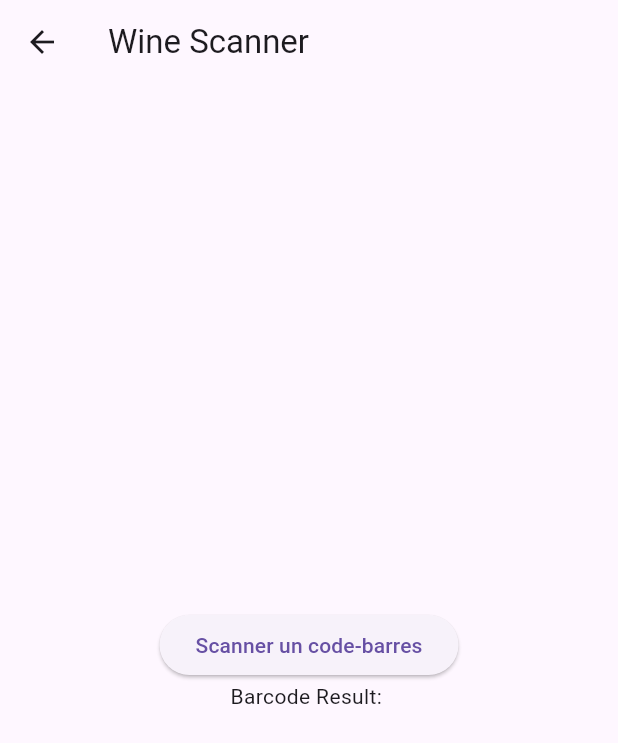
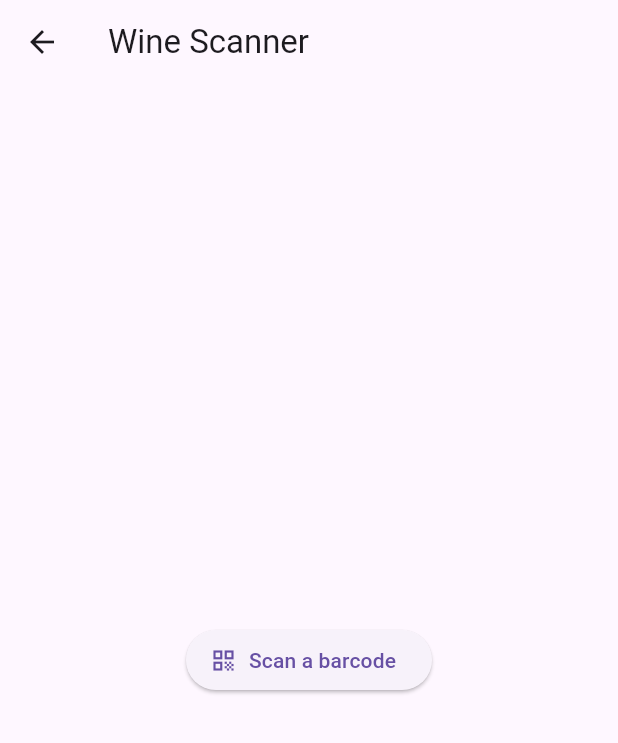
Before and after one commit to AlexisSaccoman/shazam, a Flutter app: the screen it shows after launch, after a tap on "Scanner", on a phone screen of 412 x 824 dp. Shown: the top 743 px of the screen. Run offline on Flutter 3.47's test engine with Material 3 defaults, Android fonts, the phone set to English and light mode, and no system bars; missing offline and left inert: flutter_barcode_scanner; network calls fail.

```diff
--- a/back_end/package.json
+++ b/back_end/package.json
@@ -3,6 +3,7 @@
     "cors": "^2.8.5",
     "crypto": "^1.0.1",
     "express": "^4.18.2",
+    "express.js": "^1.0.0",
     "http": "^0.0.1-security",
     "jsonwebtoken": "^9.0.2",
     "mongodb": "^6.3.0",
--- a/lib/main.dart
+++ b/lib/main.dart
@@ -4,7 +4,7 @@ import 'pages/Accueil.dart';
 
 void main() {
   HttpOverrides.global = MyHttpOverrides();
-  runApp(MyApp());
+  runApp(const MyApp());
 }
 
 class MyHttpOverrides extends HttpOverrides {
@@ -19,8 +19,8 @@ class MyHttpOverrides extends HttpOverrides {
 class MyApp extends StatelessWidget {
   const MyApp({Key? key}) : super(key: key);
 
-  final userConnected = false;
-  final userIsAdmin = false;
+  final userConnected = true;
+  final userIsAdmin = true;
 
   @override
   Widget build(BuildContext context) {
--- a/lib/pages/Accueil.dart
+++ b/lib/pages/Accueil.dart
@@ -11,7 +11,7 @@ class Home extends StatelessWidget {
   final bool userConnected;
   final bool userIsAdmin;
 
-  Home({
+  const Home({super.key,
     required this.userConnected,
     required this.userIsAdmin,
   });
@@ -35,7 +35,7 @@ class Home extends StatelessWidget {
 
     return Scaffold(
       appBar: AppBar(
-        title: Text('ShazaMurge'),
+        title: const Text('ShazaMurge'),
       ),
       body: Center(
         // container de la page global => décoré avec une image de fond
@@ -71,7 +71,7 @@ class Home extends StatelessWidget {
                                 )),
                       );
                     },
-                    icon: Icon(Icons.wine_bar),
+                    icon: const Icon(Icons.wine_bar),
                     label: const Text('Wine menu',
                         style: TextStyle(
                           fontSize: 16,
@@ -92,10 +92,10 @@ class Home extends StatelessWidget {
                       // Action à effectuer lors du clic sur le bouton => passer à l'écran de scanner
                       Navigator.push(
                         context,
-                        MaterialPageRoute(builder: (context) => Scanner()),
+                        MaterialPageRoute(builder: (context) => const Scanner()),
                       );
                     },
-                    icon: Icon(Icons.qr_code),
+                    icon: const Icon(Icons.qr_code),
                     label: const Text('Scanner',
                         style: TextStyle(
                           fontSize: 16,
@@ -116,10 +116,10 @@ class Home extends StatelessWidget {
                       // Action à effectuer lors du clic sur le bouton => passer à l'écran de settings
                       Navigator.push(
                         context,
-                        MaterialPageRoute(builder: (context) => Settings()),
+                        MaterialPageRoute(builder: (context) => const Settings()),
                       );
                     },
-                    icon: Icon(Icons.settings),
+                    icon: const Icon(Icons.settings),
                     label: const Text('Settings',
                         style: TextStyle(
                           fontSize: 16,
@@ -143,7 +143,7 @@ class Home extends StatelessWidget {
                         MaterialPageRoute(builder: (context) => LoginPage()),
                       );
                     },
-                    icon: Icon(Icons.people),
+                    icon: const Icon(Icons.people),
                     label: const Text("Login/Register",
                         style: TextStyle(
                           fontSize: 16,
--- a/lib/pages/DetailsVin.dart
+++ b/lib/pages/DetailsVin.dart
@@ -1,11 +1,11 @@
 import 'package:flutter/material.dart';
-import 'package:shazam/Vin.dart';
+import '../Vin.dart';
 import 'commentaires.dart';
 
 class DetailsVin extends StatefulWidget {
   final Vin wineData;
 
-  DetailsVin(this.wineData);
+  const DetailsVin(this.wineData, {super.key});
 
   @override
   _DetailsVinState createState() => _DetailsVinState();
--- a/lib/pages/Scanner.dart
+++ b/lib/pages/Scanner.dart
@@ -1,7 +1,11 @@
 import 'package:flutter/material.dart';
 import 'package:flutter_barcode_scanner/flutter_barcode_scanner.dart';
+import '../Vin.dart';
+import 'DetailsVin.dart';
 
 class Scanner extends StatefulWidget {
+  const Scanner({super.key});
+
   @override
   _ScannerState createState() => _ScannerState();
 }
@@ -13,17 +17,17 @@ class _ScannerState extends State<Scanner> {
   Widget build(BuildContext context) {
     return Scaffold(
       appBar: AppBar(
-        title: Text('Wine Scanner'),
+        title: const Text('Wine Scanner'),
       ),
       body: Center(
         child: Column(
           mainAxisSize: MainAxisSize.min,
           children: [
-            ElevatedButton(
+            ElevatedButton.icon(
               onPressed: scanBarcode,
-              child: Text('Scanner un code-barres'),
+              icon: const Icon(Icons.qr_code),
+              label: const Text('Scan a barcode'),
             ),
-            Text('Barcode Result: $result'),
           ],
         ),
       ),
@@ -35,41 +39,22 @@ class _ScannerState extends State<Scanner> {
         '#ff6666', 'Annuler', true, ScanMode.BARCODE);
 
     setState(() {
-      result = barcodeScanRes;
-    });
+
+      // trouver le vin correspondant au code-barres scanné
+      //utiliser la méthode getVin de la classe Vin pour vérifier si le vin existe avec le code EAN scanné puis afficher les détails du vin
+      Vin.getVinByEAN(barcodeScanRes).then((value) => {
+        if(value == null){
+          //afficher un message d'erreur
+          result = "This wine doesn't exist in our database"
+        }else{
+          Navigator.push(
+          context,
+          MaterialPageRoute(
+            builder: (context) => DetailsVin(value),
+          ),
+        )
+        }
+      });
+        });
   }
 }
-
-
-/*
-// Vérifiez si le code est dans la base de données (remplacez ceci par votre logique)
-                bool isInDatabase = true;
-
-                if (isInDatabase) {
-                  // Affichez les détails du vin dans une nouvelle fenêtre
-
-                  // Passez les données du vin à la nouvelle fenêtre
-                  final List<Map<String, dynamic>> wineData = [
-                    {
-                      'couleur': 'blanc',
-                      'titre': 'Sancerre, Domaine Vacheron',
-                      'type': 'Vin Blanc',
-                      'note': 4.5,
-                      'prix': '20 \$',
-                    },
-                  ];
-
-                  Navigator.push(
-                    context,
-                    MaterialPageRoute(builder: (context) => DetailsVin(wineData[0])),
-                  );
-                } else {
-                  // Affichez un message si le code n'est pas dans la base de données
-                  ScaffoldMessenger.of(context).showSnackBar(
-                    SnackBar(
-                      content: Text('Code non trouvé dans la base de données.'),
-                    ),
-                  );
-                }
-
- */
--- /dev/null
+++ b/package.json
@@ -0,0 +1,5 @@
+{
+  "dependencies": {
+    "mongo": "^0.1.0"
+  }
+}
```
Also changed, not shown: lib/Vin.dart (+23 -0 lines), lib/pages/CarteVins.dart (+8 -6 lines), lib/pages/Login.dart (+12 -10 lines), lib/pages/Settings.dart (+13 -11 lines), lib/pages/commentaires.dart (+5 -5 lines), back_end/package-lock.json, package-lock.json (added), pubspec.lock, 3 other files.
